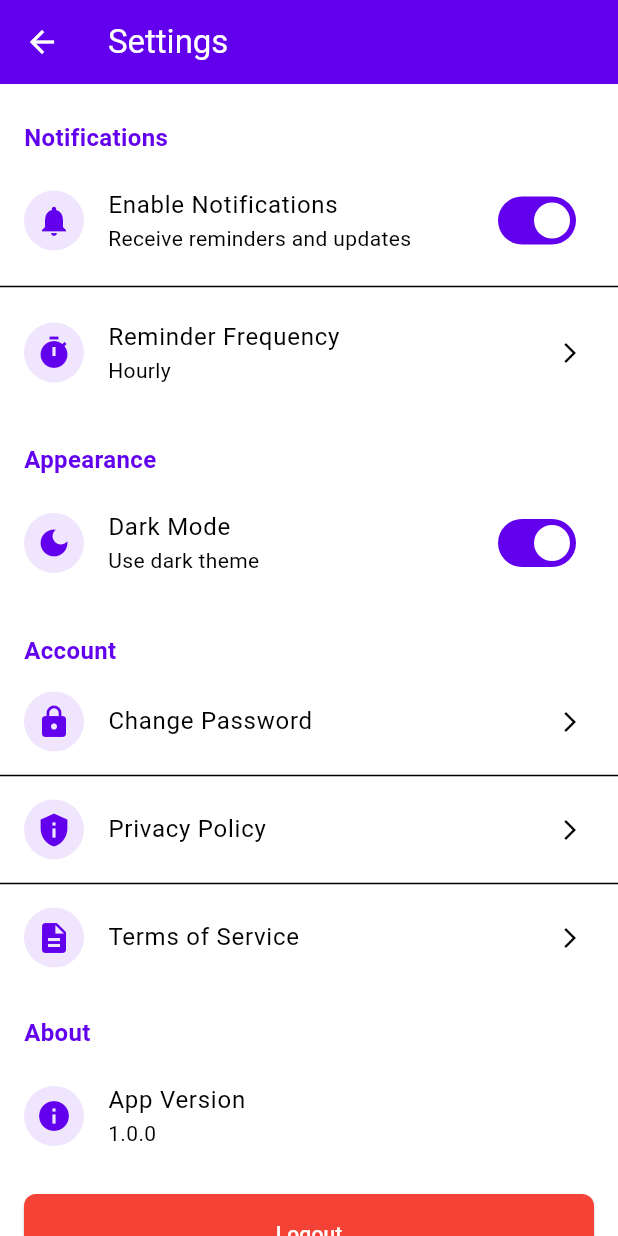
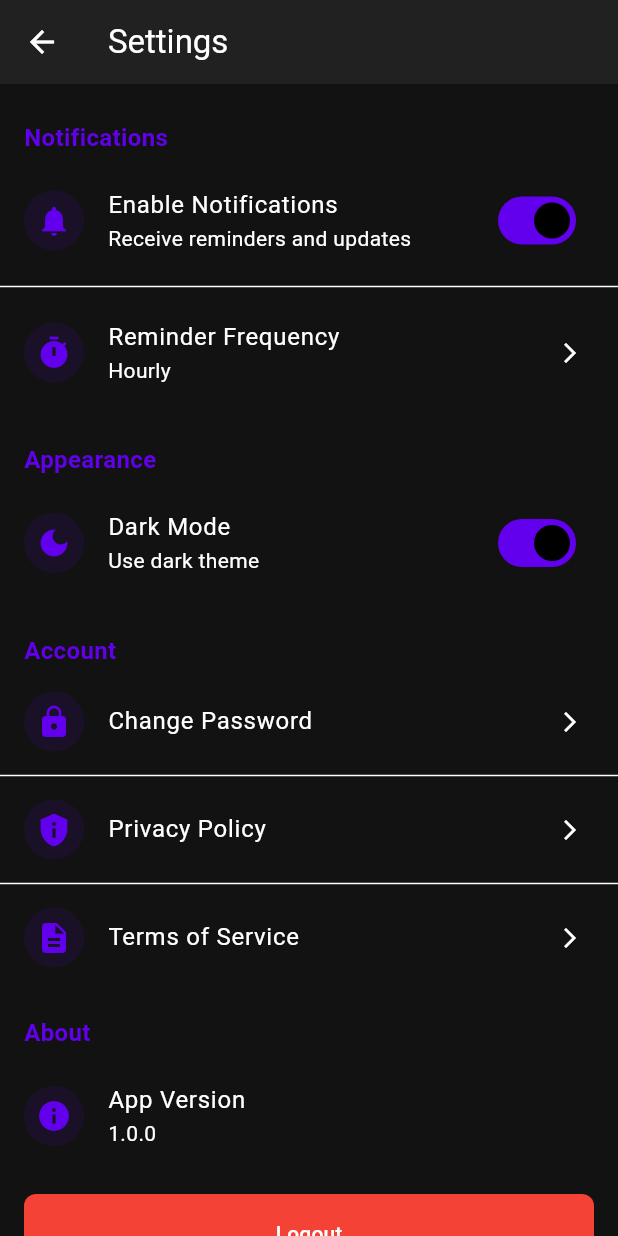
Before and after one commit to dalonzoo/smart_health_reminder_demo, a Flutter app: the SettingsScreen screen opened directly, after a tap on "Dark Mode", on a phone screen of 412 x 824 dp. Run offline on Flutter 3.47's test engine with Material 3 defaults, Android fonts, the phone set to English and light mode, and no system bars; our stand-ins replace charts_flutter, fl_chart, shared_preferences; accounts and stored records are empty.

Commit message:
Added dark mode theme option.

```diff
--- a/lib/main.dart
+++ b/lib/main.dart
@@ -1,6 +1,7 @@
 import 'package:flutter/material.dart';
 import 'package:provider/provider.dart';
 import 'package:shared_preferences/shared_preferences.dart';
+import 'package:smart_health_reminder_demo/providers/ThemeProvider.dart';
 import 'package:smart_health_reminder_demo/providers/gamification_provider.dart';
 import 'package:smart_health_reminder_demo/providers/health_provider.dart';
 import 'package:smart_health_reminder_demo/providers/reminder_provider.dart';
@@ -19,22 +20,50 @@ void main() async {
         ChangeNotifierProvider(create: (_) => HealthProvider(prefs)),
         ChangeNotifierProvider(create: (_) => GamificationProvider(prefs)),
         ChangeNotifierProvider(create: (_) => ReminderProvider(prefs)),
+        ChangeNotifierProvider(create: (context) => ThemeProvider()),
       ],
       child: const MyApp(),
     ),
   );
 }
 
-class MyApp extends StatelessWidget {
+class MyApp extends StatefulWidget {
   const MyApp({Key? key}) : super(key: key);
+
+  @override
+  State<MyApp> createState() => _MyAppState();
+}
+
+class _MyAppState extends State<MyApp> {
+  final Future<SharedPreferences> _prefs = SharedPreferences.getInstance();
+  bool darkModeEnabled = false;
+  bool isDarkModeSet = false;
+
+  @override
+  void initState() {
+    // TODO: implement initState
+    super.initState();
+    _loadThemePreference();
+  }
+
+  void _loadThemePreference() async {
+    final SharedPreferences prefs = await _prefs;
+    isDarkModeSet = prefs.containsKey('darkMode');
+
+    setState(() {
+      darkModeEnabled = prefs.getBool('darkMode') ?? false;
+    });
+
+
+  }
 
   @override
   Widget build(BuildContext context) {
     return MaterialApp(
       title: 'Smart Health Reminder',
-      theme: AppTheme.lightTheme,
+      theme: Provider.of<ThemeProvider>(context).themeData,
       darkTheme: AppTheme.darkTheme,
-      themeMode: ThemeMode.system,
+      themeMode: (isDarkModeSet) ? (darkModeEnabled ? ThemeMode.dark : ThemeMode.light) : ThemeMode.system,
       debugShowCheckedModeBanner: false,
       home: const HomeScreen(),
     );
--- /dev/null
+++ b/lib/providers/ThemeProvider.dart
@@ -0,0 +1,17 @@
+import 'package:flutter/material.dart';
+import 'package:provider/provider.dart';
+
+import '../theme/app_theme.dart';
+
+class ThemeProvider extends ChangeNotifier {
+  ThemeData _themeData = AppTheme.lightTheme;
+
+  ThemeData get themeData => _themeData;
+
+  void toggleTheme() {
+    _themeData = _themeData == AppTheme.lightTheme
+        ? AppTheme.darkTheme
+        : AppTheme.lightTheme;
+    notifyListeners(); // Notifica il cambiamento a tutta l'app
+  }
+}
--- a/lib/screens/profile/settings_screen.dart
+++ b/lib/screens/profile/settings_screen.dart
@@ -1,7 +1,9 @@
 import 'package:flutter/material.dart';
 import 'package:provider/provider.dart';
+import 'package:shared_preferences/shared_preferences.dart';
 
 
+import '../../providers/ThemeProvider.dart';
 import '../../providers/auth_provider.dart';
 
 class SettingsScreen extends StatefulWidget {
@@ -16,9 +18,27 @@ class _SettingsScreenState extends State<SettingsScreen> {
   bool _darkModeEnabled = false;
   String _reminderFrequency = 'Hourly';
   bool _isLoading = false;
+  final Future<SharedPreferences> _prefs = SharedPreferences.getInstance();
 
   @override
+  void initState() {
+    // TODO: implement initState
+    super.initState();
+
+  }
+
+
+  @override
+  void didChangeDependencies() {
+    super.didChangeDependencies();
+    setState(() {
+      _darkModeEnabled = Theme.of(context).brightness == Brightness.dark;
+    });
+  }
+  @override
   Widget build(BuildContext context) {
+
+
     return Scaffold(
       appBar: AppBar(
         title: const Text('Settings'),
@@ -81,6 +101,8 @@ class _SettingsScreenState extends State<SettingsScreen> {
               setState(() {
                 _darkModeEnabled = value;
               });
+              Provider.of<ThemeProvider>(context, listen: false).toggleTheme();
+              _saveThemePreference(value);
               // In a real app, this would update the theme
             },
             secondary: Container(
@@ -191,6 +213,15 @@ class _SettingsScreenState extends State<SettingsScreen> {
     );
   }
 
+
+  void _saveThemePreference(bool isDarkMode) async {
+    final SharedPreferences prefs = await _prefs;
+    prefs.setBool('darkMode', isDarkMode);
+  }
+
+
+
+
   Widget _buildSectionHeader(String title) {
     return Padding(
       padding: const EdgeInsets.fromLTRB(16, 24, 16, 8),
```
Also changed, not shown: lib/screens/settings_screen.dart (deleted, +0 -177 lines).
